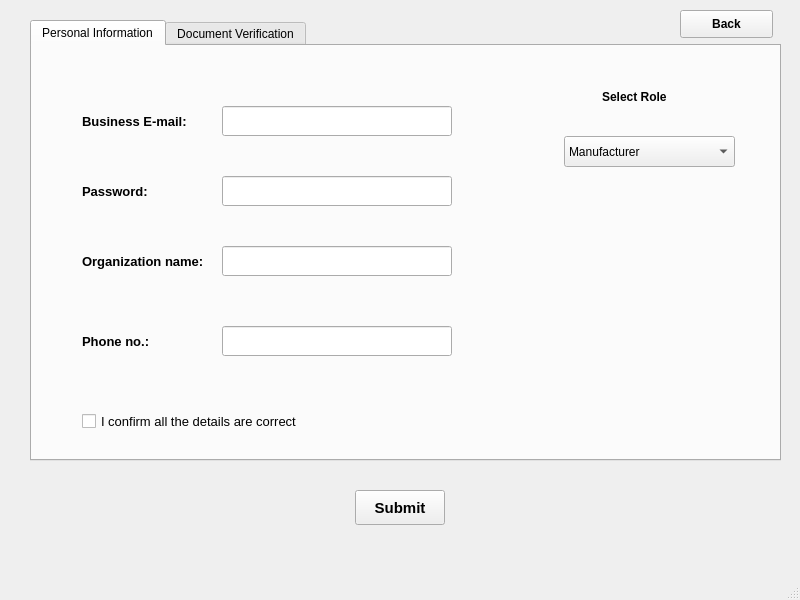
The window that register.ui (shubham0298/CounterChain) describes before a commit, drawn with Qt 5.
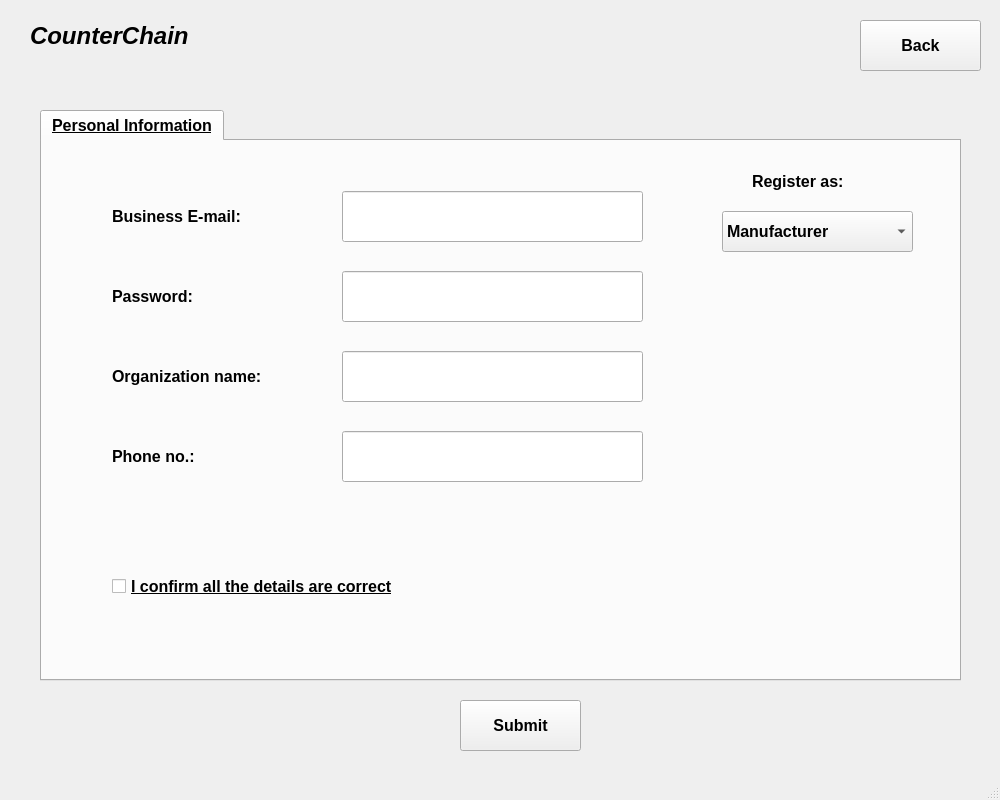
The same window after the commit.

```diff
--- a/register.ui
+++ b/register.ui
@@ -6,20 +6,20 @@
    <rect>
     <x>0</x>
     <y>0</y>
-    <width>800</width>
-    <height>600</height>
+    <width>1000</width>
+    <height>800</height>
    </rect>
   </property>
   <property name="minimumSize">
    <size>
-    <width>800</width>
-    <height>600</height>
+    <width>1000</width>
+    <height>800</height>
    </size>
   </property>
   <property name="maximumSize">
    <size>
-    <width>800</width>
-    <height>600</height>
+    <width>1000</width>
+    <height>800</height>
    </size>
   </property>
   <property name="windowTitle">
@@ -32,12 +32,20 @@
     </property>
     <property name="geometry">
      <rect>
-      <x>30</x>
-      <y>20</y>
-      <width>751</width>
-      <height>441</height>
+      <x>40</x>
+      <y>110</y>
+      <width>921</width>
+      <height>571</height>
      </rect>
     </property>
+    <property name="font">
+     <font>
+      <pointsize>12</pointsize>
+      <weight>75</weight>
+      <bold>true</bold>
+      <underline>true</underline>
+     </font>
+    </property>
     <property name="currentIndex">
      <number>0</number>
     </property>
@@ -51,19 +59,23 @@
      <widget class="QLabel" name="label">
       <property name="geometry">
        <rect>
-        <x>50</x>
+        <x>70</x>
         <y>60</y>
-        <width>111</width>
+        <width>171</width>
         <height>30</height>
        </rect>
       </property>
       <property name="font">
        <font>
-        <pointsize>10</pointsize>
+        <pointsize>12</pointsize>
         <weight>75</weight>
         <bold>true</bold>
+        <underline>false</underline>
        </font>
       </property>
+      <property name="cursor">
+       <cursorShape>IBeamCursor</cursorShape>
+      </property>
       <property name="text">
        <string>Business E-mail:</string>
       </property>
@@ -71,19 +83,23 @@
      <widget class="QLabel" name="label_2">
       <property name="geometry">
        <rect>
-        <x>50</x>
-        <y>130</y>
-        <width>81</width>
+        <x>70</x>
+        <y>140</y>
+        <width>121</width>
         <height>30</height>
        </rect>
       </property>
       <property name="font">
        <font>
-        <pointsize>10</pointsize>
+        <pointsize>12</pointsize>
         <weight>75</weight>
         <bold>true</bold>
+        <underline>false</underline>
        </font>
       </property>
+      <property name="cursor">
+       <cursorShape>IBeamCursor</cursorShape>
+      </property>
       <property name="text">
        <string>Password:</string>
       </property>
@@ -91,19 +107,23 @@
      <widget class="QLabel" name="label_3">
       <property name="geometry">
        <rect>
-        <x>50</x>
-        <y>200</y>
-        <width>131</width>
+        <x>70</x>
+        <y>220</y>
+        <width>211</width>
         <height>31</height>
        </rect>
       </property>
       <property name="font">
        <font>
-        <pointsize>10</pointsize>
+        <pointsize>12</pointsize>
         <weight>75</weight>
         <bold>true</bold>
+        <underline>false</underline>
        </font>
       </property>
+      <property name="cursor">
+       <cursorShape>IBeamCursor</cursorShape>
+      </property>
       <property name="text">
        <string>Organization name:</string>
       </property>
@@ -111,19 +131,23 @@
      <widget class="QLabel" name="label_4">
       <property name="geometry">
        <rect>
-        <x>50</x>
-        <y>280</y>
-        <width>81</width>
+        <x>70</x>
+        <y>300</y>
+        <width>141</width>
         <height>30</height>
        </rect>
       </property>
       <property name="font">
        <font>
-        <pointsize>10</pointsize>
+        <pointsize>12</pointsize>
         <weight>75</weight>
         <bold>true</bold>
+        <underline>false</underline>
        </font>
       </property>
+      <property name="cursor">
+       <cursorShape>IBeamCursor</cursorShape>
+      </property>
       <property name="text">
        <string>Phone no.:</string>
       </property>
@@ -131,32 +155,44 @@
      <widget class="QLabel" name="label_5">
       <property name="geometry">
        <rect>
-        <x>570</x>
-        <y>30</y>
-        <width>91</width>
+        <x>710</x>
+        <y>20</y>
+        <width>131</width>
         <height>41</height>
        </rect>
       </property>
       <property name="font">
        <font>
-        <pointsize>9</pointsize>
+        <pointsize>12</pointsize>
         <weight>75</weight>
         <bold>true</bold>
+        <underline>false</underline>
        </font>
       </property>
+      <property name="cursor">
+       <cursorShape>IBeamCursor</cursorShape>
+      </property>
       <property name="text">
-       <string>Select Role</string>
+       <string>Register as:</string>
       </property>
      </widget>
      <widget class="QComboBox" name="role">
       <property name="geometry">
        <rect>
-        <x>532</x>
-        <y>90</y>
-        <width>171</width>
-        <height>31</height>
+        <x>680</x>
+        <y>70</y>
+        <width>191</width>
+        <height>41</height>
        </rect>
       </property>
+      <property name="font">
+       <font>
+        <pointsize>12</pointsize>
+        <weight>75</weight>
+        <bold>true</bold>
+        <underline>false</underline>
+       </font>
+      </property>
       <item>
        <property name="text">
         <string>Manufacturer</string>
@@ -176,17 +212,23 @@
      <widget class="QCheckBox" name="confirm_check">
       <property name="geometry">
        <rect>
-        <x>50</x>
-        <y>360</y>
-        <width>271</width>
+        <x>70</x>
+        <y>430</y>
+        <width>391</width>
         <height>31</height>
        </rect>
       </property>
       <property name="font">
        <font>
-        <pointsize>10</pointsize>
+        <pointsize>12</pointsize>
+        <weight>75</weight>
+        <bold>true</bold>
+        <underline>true</underline>
        </font>
       </property>
+      <property name="cursor">
+       <cursorShape>PointingHandCursor</cursorShape>
+      </property>
       <property name="text">
        <string>I confirm all the details are correct</string>
       </property>
@@ -194,140 +236,65 @@
      <widget class="QLineEdit" name="email_LE">
       <property name="geometry">
        <rect>
-        <x>190</x>
-        <y>60</y>
-        <width>230</width>
-        <height>30</height>
+        <x>300</x>
+        <y>50</y>
+        <width>301</width>
+        <height>51</height>
        </rect>
       </property>
+      <property name="font">
+       <font>
+        <weight>50</weight>
+        <bold>false</bold>
+       </font>
+      </property>
      </widget>
      <widget class="QLineEdit" name="paswd_LE">
       <property name="geometry">
        <rect>
-        <x>190</x>
+        <x>300</x>
         <y>130</y>
-        <width>230</width>
-        <height>30</height>
+        <width>301</width>
+        <height>51</height>
        </rect>
       </property>
+      <property name="font">
+       <font>
+        <weight>50</weight>
+        <bold>false</bold>
+       </font>
+      </property>
      </widget>
      <widget class="QLineEdit" name="name_LE">
       <property name="geometry">
        <rect>
-        <x>190</x>
-        <y>200</y>
-        <width>230</width>
-        <height>30</height>
-       </rect>
-      </property>
-     </widget>
-     <widget class="QLineEdit" name="phone_LE">
-      <property name="geometry">
-       <rect>
-        <x>190</x>
-        <y>280</y>
-        <width>230</width>
-        <height>30</height>
-       </rect>
-      </property>
-     </widget>
-    </widget>
-    <widget class="QWidget" name="tab_2">
-     <property name="enabled">
-      <bool>false</bool>
-     </property>
-     <attribute name="title">
-      <string>Document Verification</string>
-     </attribute>
-     <widget class="QLabel" name="label_6">
-      <property name="geometry">
-       <rect>
-        <x>50</x>
-        <y>30</y>
-        <width>211</width>
-        <height>31</height>
-       </rect>
-      </property>
-      <property name="text">
-       <string>Shops and Establishment License:</string>
-      </property>
-     </widget>
-     <widget class="QLabel" name="label_7">
-      <property name="geometry">
-       <rect>
-        <x>50</x>
-        <y>90</y>
-        <width>111</width>
-        <height>31</height>
-       </rect>
-      </property>
-      <property name="text">
-       <string>Trade License:</string>
-      </property>
-     </widget>
-     <widget class="QLabel" name="label_8">
-      <property name="geometry">
-       <rect>
-        <x>50</x>
-        <y>150</y>
-        <width>191</width>
-        <height>31</height>
-       </rect>
-      </property>
-      <property name="text">
-       <string>Drugs and Cosmetics License:</string>
-      </property>
-     </widget>
-     <widget class="QLabel" name="label_9">
-      <property name="geometry">
-       <rect>
-        <x>50</x>
+        <x>300</x>
         <y>210</y>
-        <width>161</width>
-        <height>31</height>
+        <width>301</width>
+        <height>51</height>
        </rect>
       </property>
-      <property name="text">
-       <string>Manufacturing License:</string>
+      <property name="font">
+       <font>
+        <weight>50</weight>
+        <bold>false</bold>
+       </font>
       </property>
      </widget>
-     <widget class="QLabel" name="label_10">
+     <widget class="QLineEdit" name="phone_LE">
       <property name="geometry">
        <rect>
-        <x>50</x>
-        <y>270</y>
-        <width>141</width>
-        <height>31</height>
+        <x>300</x>
+        <y>290</y>
+        <width>301</width>
+        <height>51</height>
        </rect>
       </property>
-      <property name="text">
-       <string>GST Registration no.:</string>
-      </property>
-     </widget>
-     <widget class="QLabel" name="label_11">
-      <property name="geometry">
-       <rect>
-        <x>50</x>
-        <y>330</y>
-        <width>191</width>
-        <height>31</height>
-       </rect>
-      </property>
-      <property name="text">
-       <string>Professional Tax Registration:</string>
-      </property>
-     </widget>
-     <widget class="QCheckBox" name="checkBox_2">
-      <property name="geometry">
-       <rect>
-        <x>50</x>
-        <y>380</y>
-        <width>271</width>
-        <height>31</height>
-       </rect>
-      </property>
-      <property name="text">
-       <string>I confirmed all the documents are correct</string>
+      <property name="font">
+       <font>
+        <weight>50</weight>
+        <bold>false</bold>
+       </font>
       </property>
      </widget>
     </widget>
@@ -335,18 +302,22 @@
    <widget class="QPushButton" name="backButton">
     <property name="geometry">
      <rect>
-      <x>680</x>
-      <y>10</y>
-      <width>93</width>
-      <height>28</height>
+      <x>860</x>
+      <y>20</y>
+      <width>121</width>
+      <height>51</height>
      </rect>
     </property>
     <property name="font">
      <font>
+      <pointsize>12</pointsize>
       <weight>75</weight>
       <bold>true</bold>
      </font>
     </property>
+    <property name="cursor">
+     <cursorShape>PointingHandCursor</cursorShape>
+    </property>
     <property name="text">
      <string>Back</string>
     </property>
@@ -354,15 +325,15 @@
    <widget class="QPushButton" name="submitButton">
     <property name="geometry">
      <rect>
-      <x>355</x>
-      <y>490</y>
-      <width>90</width>
-      <height>35</height>
+      <x>460</x>
+      <y>700</y>
+      <width>121</width>
+      <height>51</height>
      </rect>
     </property>
     <property name="font">
      <font>
-      <pointsize>11</pointsize>
+      <pointsize>12</pointsize>
       <weight>75</weight>
       <bold>true</bold>
      </font>
@@ -374,14 +345,38 @@
      <string>Submit</string>
     </property>
    </widget>
+   <widget class="QLabel" name="label_6">
+    <property name="geometry">
+     <rect>
+      <x>30</x>
+      <y>0</y>
+      <width>211</width>
+      <height>71</height>
+     </rect>
+    </property>
+    <property name="font">
+     <font>
+      <pointsize>18</pointsize>
+      <weight>75</weight>
+      <italic>true</italic>
+      <bold>true</bold>
+     </font>
+    </property>
+    <property name="cursor">
+     <cursorShape>IBeamCursor</cursorShape>
+    </property>
+    <property name="text">
+     <string>CounterChain</string>
+    </property>
+   </widget>
   </widget>
   <widget class="QMenuBar" name="menubar">
    <property name="geometry">
     <rect>
      <x>0</x>
      <y>0</y>
-     <width>800</width>
-     <height>21</height>
+     <width>1000</width>
+     <height>26</height>
     </rect>
    </property>
   </widget>
```
